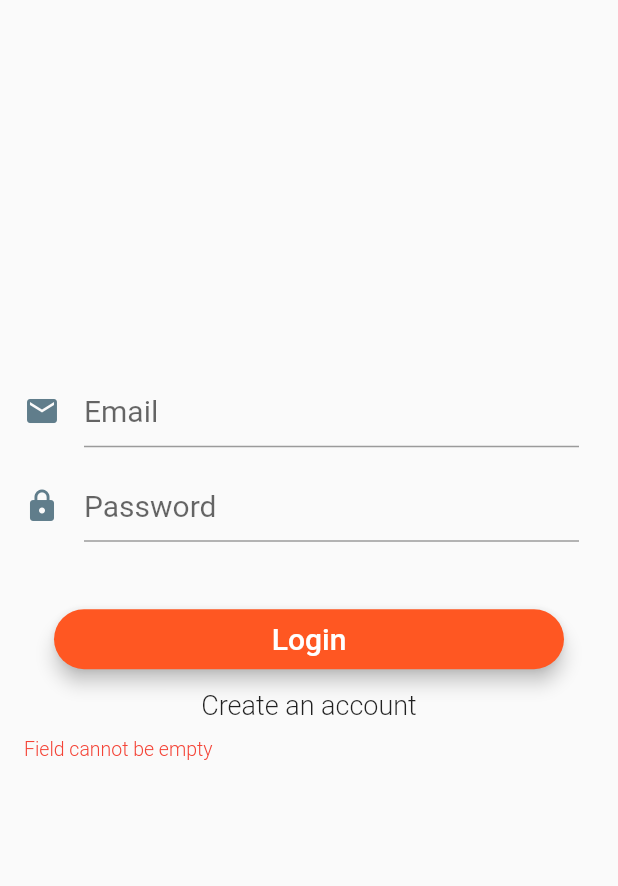
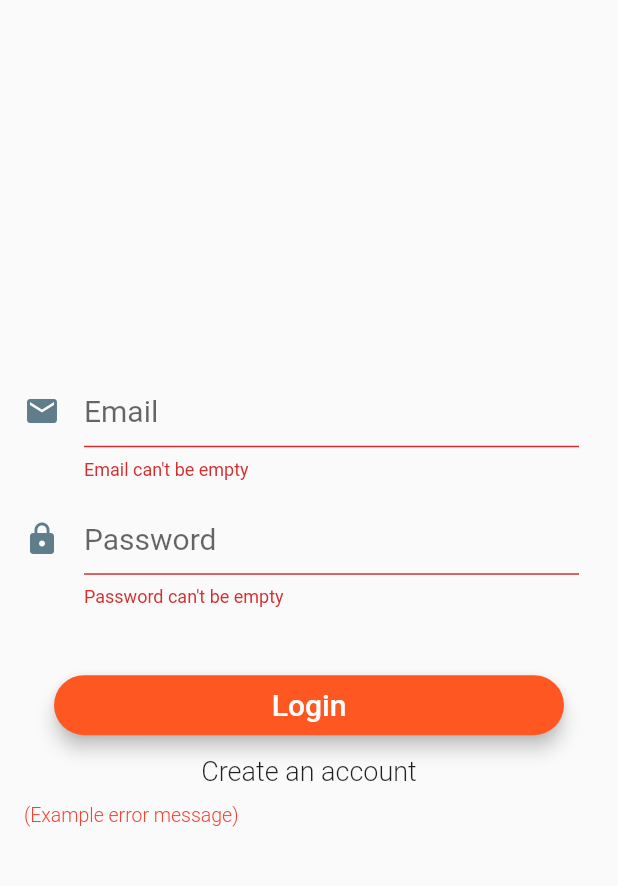
Before and after one commit to NotAxel/Matchup, a Flutter app: the screen it shows after launch, after a tap on "Login", on a phone screen of 412 x 824 dp, the part 281-1167 px from its top. Run offline on Flutter 3.47's test engine with Material 2 defaults, Android fonts, the phone set to English and light mode, and no system bars; our stand-ins replace cloud_firestore, firebase_auth, firebase_core; accounts and stored records are empty; Roboto replaces fonts that are missing (Montserrat).

Commit message:
validation works for empty passowrds or emails

```diff
--- a/lib/Pages/loginSignupPage.dart
+++ b/lib/Pages/loginSignupPage.dart
@@ -2,7 +2,6 @@ import 'package:flutter/material.dart';
 import 'package:cloud_firestore/cloud_firestore.dart';
 import 'package:flutter/material.dart';
 
-import 'registrationPage.dart';
 class LogInSignupPage extends StatefulWidget {
 
   @override
@@ -15,11 +14,13 @@ class _LogInSignupPageState extends State<LogInSignupPage> {
   final passwordController = TextEditingController();
   String _email;
   String _password;
-  String _errorMessage = "Field cannot be empty";
+  String _errorMessage = "(Example error message)";
   bool _isLoginForm = true;
   final _formKey = new GlobalKey<FormState>();
 
   void resetForm(){
+    emailController.clear();
+    passwordController.clear();
     _email = null;
     _password = null;
   }
@@ -94,7 +95,7 @@ class _LogInSignupPageState extends State<LogInSignupPage> {
             color: Colors.deepOrange,
             child: new Text(_isLoginForm ? 'Login' : 'Create account',
                 style: new TextStyle(fontSize: 20.0, color: Colors.white)),
-            onPressed: (){print(_email + " " + _password);}//validateAndSubmit,  validates TextFormField inputs and performs login/signup
+            onPressed: _submit,
           ),
         ));
   }
@@ -127,6 +128,12 @@ class _LogInSignupPageState extends State<LogInSignupPage> {
     }
   }
 
+  void _submit(){
+    if (_formKey.currentState.validate()){
+
+    }
+  }
+
   Widget _showLogInForm() {
     return new Container(
         padding: EdgeInsets.all(16.0),
```
